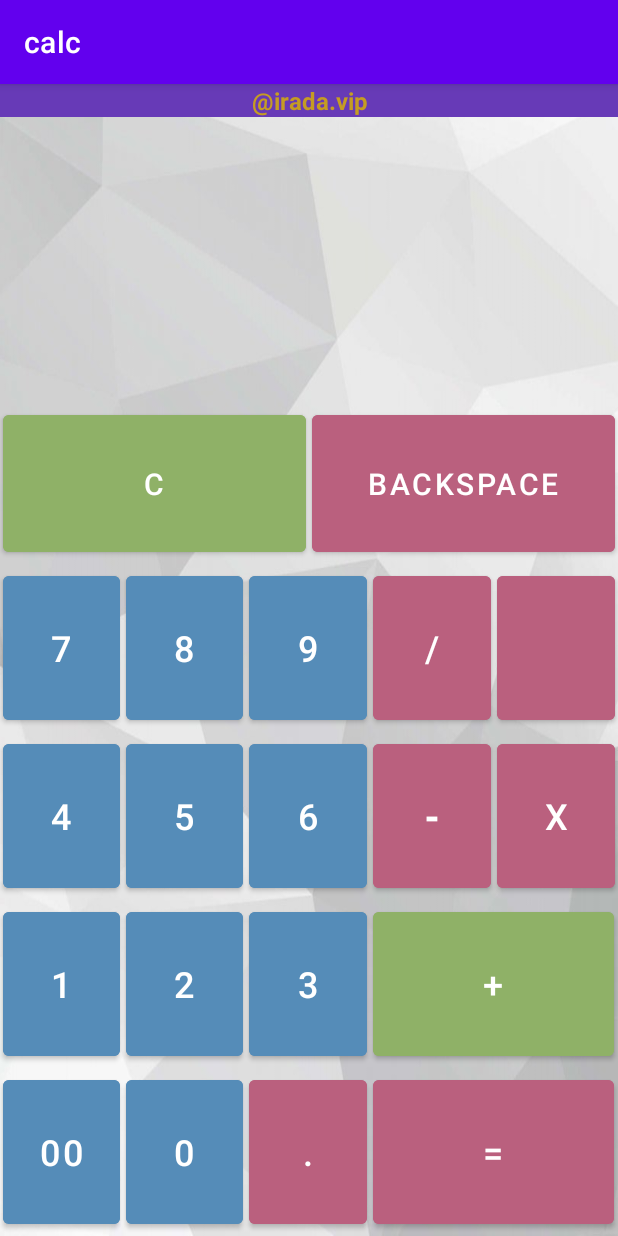
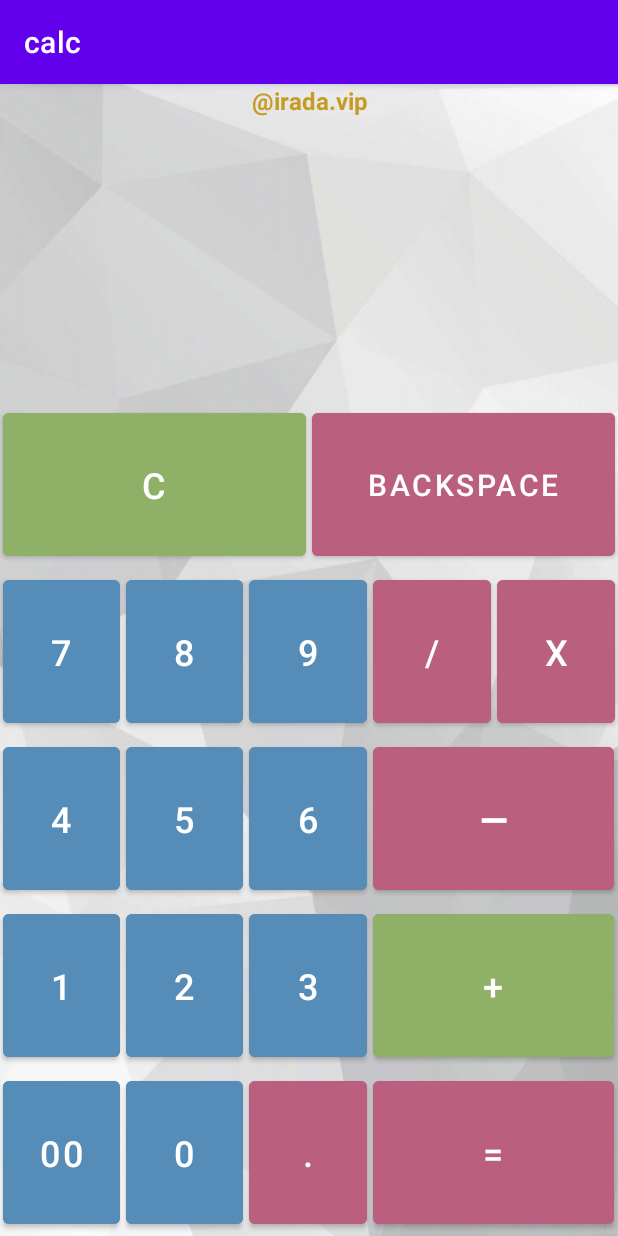
Before and after one commit to upagka/calc, an Android app: the screen it shows after launch (MainActivity), on a phone screen of 412 x 824 dp. Run offline under Robolectric (Android 15) with nearby library versions, the phone set to English and light mode, and no system bars; 1 statement that could not run was skipped.

Commit message:
added styles and resources

```diff
--- a/app/src/main/res/layout/activity_main.xml
+++ b/app/src/main/res/layout/activity_main.xml
@@ -3,7 +3,6 @@
     xmlns:tools="http://schemas.android.com/tools"
     android:layout_width="match_parent"
     android:layout_height="match_parent"
-
     android:background="@drawable/bg_calc"
     android:orientation="vertical">
 
@@ -19,11 +18,11 @@
             android:id="@+id/logoText"
             android:layout_width="match_parent"
             android:layout_height="wrap_content"
-            android:background="#673AB7"
-            android:text="@irada.vip"
+
+            android:text="@string/logoText"
             android:textAlignment="center"
             android:textColor="#C59C23"
-            android:textSize="16sp"
+            android:textSize="@dimen/logoTextSize"
             android:textStyle="bold" />
 
 
@@ -41,19 +40,19 @@
             android:layout_width="match_parent"
             android:layout_height="match_parent"
             android:gravity="end|center_vertical"
-            android:paddingEnd="10dp"
+            android:paddingEnd="@dimen/inputPaddingRight"
             android:textColor="@color/black"
             android:layout_weight="5"
-            android:textSize="60sp" />
+            android:textSize="@dimen/inputTextSize" />
         <TextView
             android:id="@+id/inputView"
             android:layout_width="match_parent"
             android:layout_height="match_parent"
             android:gravity="end|center_vertical"
-            android:paddingEnd="10dp"
+            android:paddingEnd="@dimen/inputPaddingRight"
             android:layout_weight="1"
             android:textColor="@color/black"
-            android:textSize="60sp" />
+            android:textSize="@dimen/inputTextSize" />
 
 
     </LinearLayout>
@@ -68,28 +67,18 @@
         <Button
 
             android:id="@+id/c"
-            android:layout_width="0dp"
-            android:layout_height="match_parent"
-            android:layout_margin="2dp"
-            android:layout_weight="1"
-            android:width="0dp"
+            style="@style/littleFuncBtn"
             android:backgroundTint="#8FB167"
-            android:text="C"
-            android:textColor="@color/white"
-            android:textSize="20dp">
+            android:text="@string/Clean"
+           >
 
         </Button>
 
         <Button
             android:id="@+id/backspace"
-            android:layout_width="0dp"
-            android:layout_height="match_parent"
-            android:layout_margin="2dp"
-            android:layout_weight="1"
-            android:width="0dp"
-            android:backgroundTint="#BA607E"
-            android:text="Backspace"
-            android:textSize="20dp">
+            style="@style/littleFuncBtn"
+            android:text="@string/backspace"
+            android:textSize="@dimen/backspaceTextSize">
 
         </Button>
 
@@ -106,68 +95,40 @@
 
         <Button
             android:id="@+id/number7"
-            android:layout_width="0dp"
-            android:layout_height="match_parent"
-            android:layout_margin="2dp"
-            android:layout_weight="1"
-            android:width="0dp"
-            android:backgroundTint="#558CB8"
-            android:shadowColor="#37272525"
-            android:text="7"
-            android:textSize="24dp">
+            style="@style/littleButton"
+            android:text="@string/number7"
+            >
 
         </Button>
 
         <Button
             android:id="@+id/number8"
-            android:layout_width="0dp"
-            android:layout_height="match_parent"
-            android:layout_margin="2dp"
-            android:layout_weight="1"
-            android:width="0dp"
-            android:backgroundTint="#558CB8"
-            android:text="8"
-            android:textSize="24dp">
+            style="@style/littleButton"
+            android:text="@string/number8"
+            >
 
         </Button>
 
 
         <Button
             android:id="@+id/number9"
-            android:layout_width="0dp"
-            android:layout_height="match_parent"
-            android:layout_margin="2dp"
-            android:layout_weight="1"
-            android:width="0dp"
-            android:backgroundTint="#558CB8"
-            android:text="9"
-            android:textSize="24dp">
+            android:text="@string/number9"
+            style="@style/littleButton">
 
         </Button>
 
         <Button
             android:id="@+id/division"
-            android:layout_width="0dp"
-            android:layout_height="match_parent"
-            android:layout_margin="2dp"
-            android:layout_weight="1"
-            android:width="0dp"
-            android:backgroundTint="#BA607E"
-            android:text="/"
-            android:textSize="24dp">
+            style="@style/littleFuncBtn"
+            android:text="/">
 
         </Button>
 
         <Button
-            android:id="@+id/percent"
-            android:layout_width="0dp"
-            android:layout_height="match_parent"
-            android:layout_margin="2dp"
-            android:layout_weight="1"
-            android:width="0dp"
-            android:backgroundTint="#BA607E"
-            android:text=""
-            android:textSize="24dp">
+            android:id="@+id/multiplication"
+            style="@style/littleFuncBtn"
+            android:text="x"
+            >
 
         </Button>
 
@@ -182,68 +143,34 @@
 
         <Button
             android:id="@+id/number4"
-            android:layout_width="0dp"
-            android:layout_height="match_parent"
-            android:layout_margin="2dp"
-            android:layout_weight="1"
-            android:width="0dp"
-            android:backgroundTint="#558CB8"
-            android:text="4"
-            android:textSize="24dp">
+            style="@style/littleButton"
+            android:text="@string/number4"
+            >
 
         </Button>
 
         <Button
             android:id="@+id/number5"
-            android:layout_width="0dp"
-            android:layout_height="match_parent"
-            android:layout_margin="2dp"
-            android:layout_weight="1"
-            android:width="0dp"
-            android:backgroundTint="#558CB8"
-            android:text="5"
-            android:textSize="24dp">
+            style="@style/littleButton"
+            android:text="@string/number5"
+            >
 
         </Button>
 
 
         <Button
             android:id="@+id/number6"
-            android:layout_width="0dp"
-            android:layout_height="match_parent"
-            android:layout_margin="2dp"
-            android:layout_weight="1"
-            android:width="0dp"
-            android:backgroundTint="#558CB8"
-            android:text="6"
-            android:textSize="24dp">
-
+            style="@style/littleButton"
+            android:text="@string/number6"
+            >
         </Button>
 
         <Button
             android:id="@+id/minus"
-            android:layout_width="0dp"
-            android:layout_height="match_parent"
-            android:layout_margin="2dp"
-            android:layout_weight="1"
-            android:width="0dp"
-            android:backgroundTint="#BA607E"
-            android:text="-"
+            style="@style/bigButton"
+            android:text="\u2014"
             android:textSize="24sp"
             android:textStyle="bold">
-
-        </Button>
-
-        <Button
-            android:id="@+id/multiplication"
-            android:layout_width="0dp"
-            android:layout_height="match_parent"
-            android:layout_margin="2dp"
-            android:layout_weight="1"
-            android:width="0dp"
-            android:backgroundTint="#BA607E"
-            android:text="x"
-            android:textSize="24dp">
 
         </Button>
 
@@ -258,53 +185,35 @@
 
         <Button
             android:id="@+id/number1"
-            android:layout_width="0dp"
-            android:layout_height="match_parent"
-            android:layout_margin="2dp"
-            android:layout_weight="1"
-            android:width="0dp"
-            android:backgroundTint="#558CB8"
-            android:text="1"
-            android:textSize="24dp">
+            style="@style/littleButton"
+            android:text="@string/number1"
+            >
 
         </Button>
 
         <Button
             android:id="@+id/number2"
-            android:layout_width="0dp"
-            android:layout_height="match_parent"
-            android:layout_margin="2dp"
-            android:layout_weight="1"
-            android:width="0dp"
-            android:backgroundTint="#558CB8"
-            android:text="2"
-            android:textSize="24dp">
+            style="@style/littleButton"
+            android:text="@string/number2"
+            >
 
         </Button>
 
 
         <Button
             android:id="@+id/number3"
-            android:layout_width="0dp"
-            android:layout_height="match_parent"
-            android:layout_margin="2dp"
-            android:layout_weight="1"
-            android:backgroundTint="#558CB8"
-            android:text="3"
-            android:textSize="24dp">
+            style="@style/littleButton"
+            android:text="@string/number3"
+            >
 
         </Button>
 
         <Button
             android:id="@+id/plus"
-            android:layout_width="0dp"
-            android:layout_height="match_parent"
-            android:layout_margin="2dp"
-            android:layout_weight="2.05"
-            android:width="0dp"
+            style="@style/bigButton"
             android:backgroundTint="#8FB167"
             android:text="+"
-            android:textSize="24sp">
+            >
 
         </Button>
 
@@ -320,53 +229,33 @@
 
         <Button
             android:id="@+id/doubleZero"
-            android:layout_width="0dp"
-            android:layout_height="match_parent"
-            android:layout_margin="2dp"
-            android:layout_weight="1"
-            android:width="0dp"
-            android:backgroundTint="#558CB8"
-            android:text="00"
-            android:textSize="24dp">
+            style="@style/littleButton"
+            android:text="@string/doubleZero"
+            >
 
         </Button>
 
         <Button
             android:id="@+id/zero"
-            android:layout_width="0dp"
-            android:layout_height="match_parent"
-            android:layout_margin="2dp"
-            android:layout_weight="1"
-            android:width="0dp"
-            android:backgroundTint="#558CB8"
-            android:text="0"
-            android:textSize="24dp">
+            style="@style/littleButton"
+            android:text="@string/number0"
+            >
 
         </Button>
 
         <Button
             android:id="@+id/point"
-            android:layout_width="0dp"
-            android:layout_height="match_parent"
-            android:layout_margin="2dp"
-            android:layout_weight="1"
-            android:width="0dp"
-            android:backgroundTint="#BA607E"
+            style="@style/littleFuncBtn"
             android:text="."
-            android:textSize="24sp">
+            >
 
         </Button>
 
         <Button
             android:id="@+id/enter"
-            android:layout_width="0dp"
-            android:layout_height="match_parent"
-            android:layout_margin="2dp"
-            android:layout_weight="2.05"
-            android:width="0dp"
-            android:backgroundTint="#BA607E"
+            style="@style/bigButton"
             android:text="="
-            android:textSize="24dp">
+            >
 
         </Button>
 
--- /dev/null
+++ b/app/src/main/res/values/dimens.xml
@@ -0,0 +1,7 @@
+<?xml version="1.0" encoding="utf-8"?>
+<resources>
+    <dimen name="backspaceTextSize">20sp</dimen>
+    <dimen name="inputTextSize">60sp</dimen>
+    <dimen name="inputPaddingRight">10dp</dimen>
+    <dimen name="logoTextSize">16sp</dimen>
+</resources>
--- a/app/src/main/res/values/strings.xml
+++ b/app/src/main/res/values/strings.xml
@@ -1,3 +1,17 @@
 <resources>
     <string name="app_name">calc</string>
+    <string name="number4">4</string>
+    <string name="number5">5</string>
+    <string name="number6">6</string>
+    <string name="number7">7</string>
+    <string name="number8">8</string>
+    <string name="number9">9</string>
+    <string name="number1">1</string>
+    <string name="number2">2</string>
+    <string name="number3">3</string>
+    <string name="doubleZero">00</string>
+    <string name="number0">0</string>
+    <string name="backspace">Backspace</string>
+    <string name="Clean">C</string>
+    <string name="logoText">\@irada.vip</string>
 </resources>
--- /dev/null
+++ b/app/src/main/res/values/styles.xml
@@ -0,0 +1,21 @@
+<?xml version="1.0" encoding="utf-8"?>
+<resources>
+
+    <style name="littleButton">
+        <item name="android:layout_width">0dp</item>
+        <item name="android:layout_height">match_parent</item>
+        <item name="android:layout_margin">2dp</item>
+        <item name="android:layout_weight">1</item>
+        <item name="android:width">0dp</item>
+        <item name="android:textSize">24dp</item>
+        <item name="android:backgroundTint">#558CB8</item>
+    </style>
+
+    <style name="littleFuncBtn" parent="littleButton">
+        <item name="android:backgroundTint">#BA607E</item>
+    </style>
+
+    <style name="bigButton" parent="littleFuncBtn">
+        <item name="android:layout_weight">2.05</item>
+    </style>
+</resources>
```
